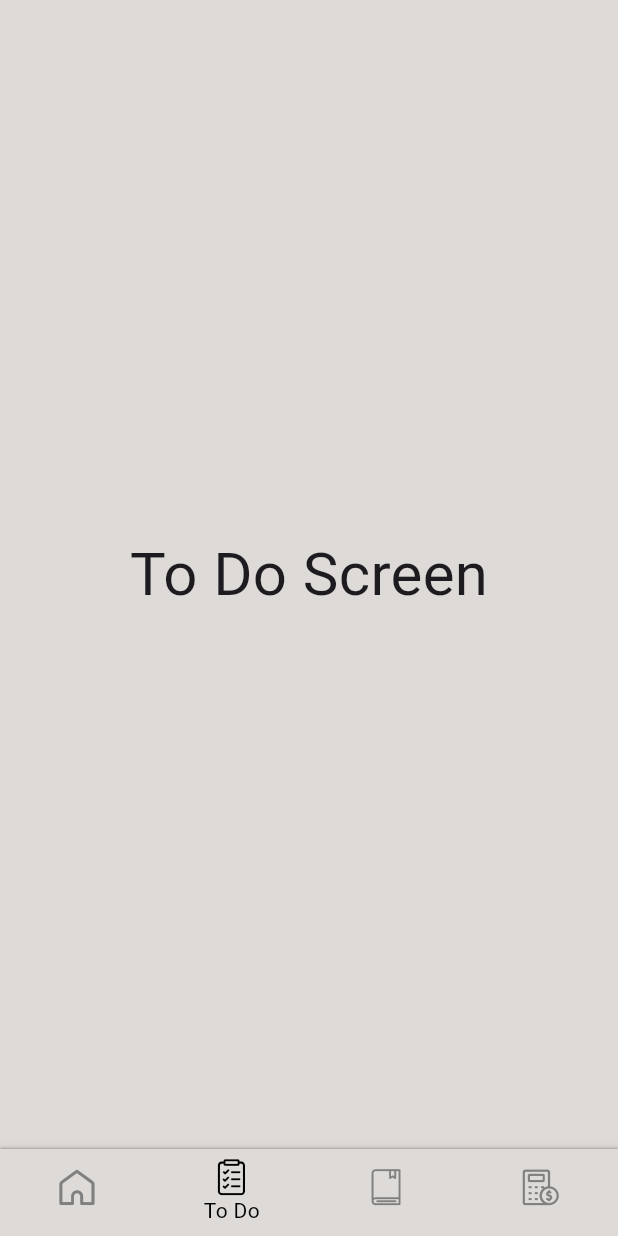
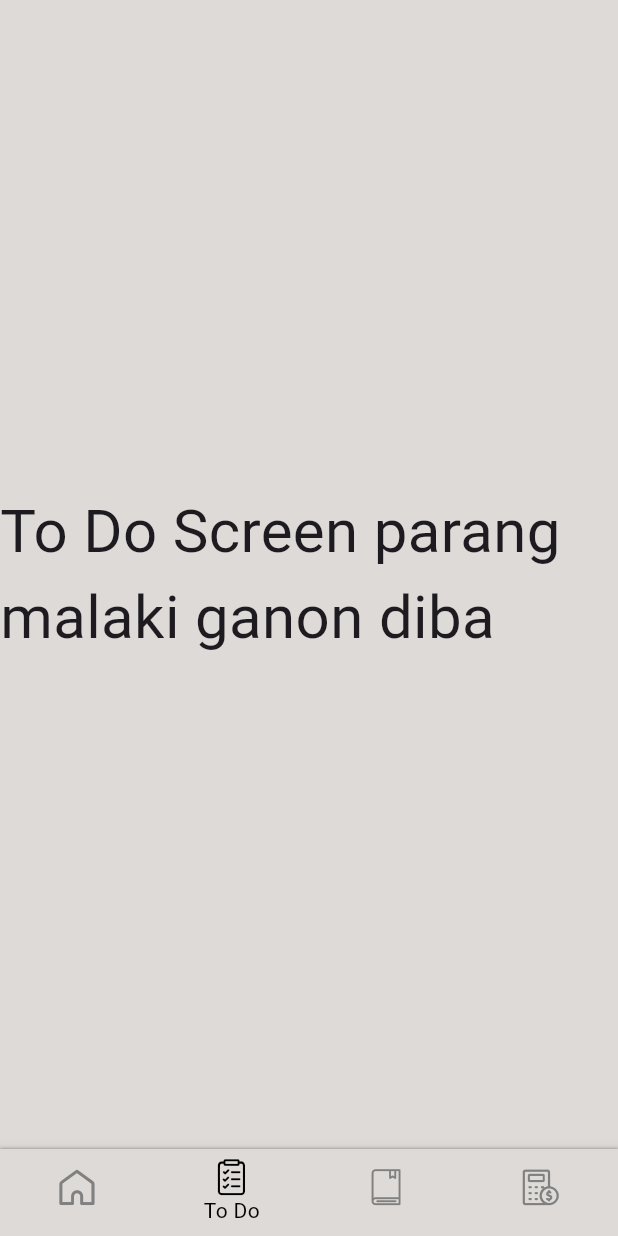
Before and after one commit to gabrielle128/Sidekick-Flutter, a Flutter app: the screen it shows once a user with an empty profile is signed in, item 2 of the bottom bar chosen, on a phone screen of 412 x 824 dp. Run offline on Flutter 3.47's test engine with Material 3 defaults, Android fonts, the phone set to English and light mode, and no system bars; our stand-ins replace email_validator, firebase_auth, firebase_core, flutter_speed_dial, fluttertoast, table_calendar; accounts and stored records are empty; Roboto replaces fonts that are missing (Gaegu-Bold).

Commit message:
nagadd ako ng message

```diff
--- a/sidekick_app/lib/screens/todo_screen.dart
+++ b/sidekick_app/lib/screens/todo_screen.dart
@@ -13,7 +13,7 @@ class _ToDoScreenState extends State<ToDoScreen> {
     return const Scaffold(
         body: Center(
       child: Text(
-        "To Do Screen",
+        "To Do Screen parang malaki ganon diba",
         style: TextStyle(fontSize: 40),
       ),
     ));
```
